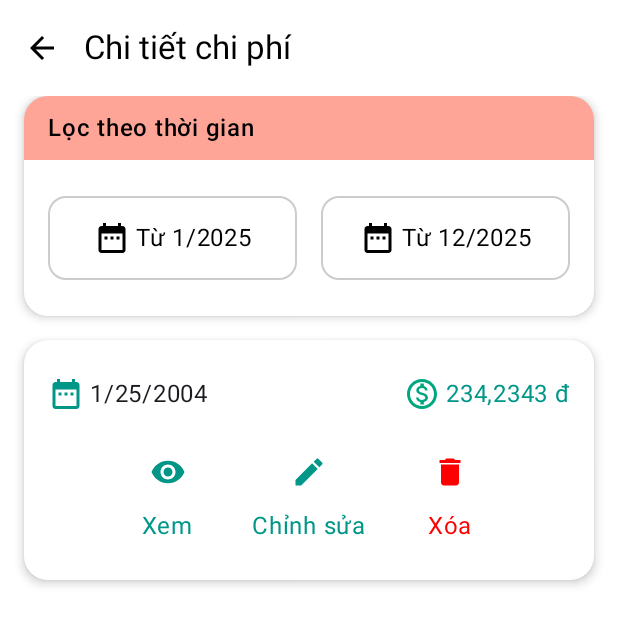
After one commit to minhdan190904/zendo, an Android app built with Jetpack Compose: the composable ExpenseRecordScreen called with empty values, on a phone screen of 412 x 824 dp. The commit adds this screen. Shown: the top 625 px of the screen. Run offline under Robolectric (Android 15) with nearby library versions, the phone set to English and light mode, and no system bars.

Commit message:
completing feature

```diff
--- a/app/src/main/java/com/gig/zendo/domain/repository/HouseRepository.kt
+++ b/app/src/main/java/com/gig/zendo/domain/repository/HouseRepository.kt
@@ -1,5 +1,6 @@
 package com.gig.zendo.domain.repository
 
+import com.gig.zendo.domain.model.ExpenseRecord
 import com.gig.zendo.domain.model.House
 import com.gig.zendo.domain.model.Service
 import com.gig.zendo.domain.model.ServiceRecord
@@ -18,6 +19,9 @@ interface HouseRepository {
         waterService: Service?,
         billingDay: Int?
     ): UiState<House>
+
     suspend fun getServiceRecords(houseId: String): UiState<List<ServiceRecord>>
     suspend fun createServiceRecord(serviceRecord: ServiceRecord): UiState<Unit>
+    suspend fun createExpenseRecord(expenseRecord: ExpenseRecord): UiState<Unit>
+    suspend fun getExpenseRecords(houseId: String): UiState<List<ExpenseRecord>>
 }
--- /dev/null
+++ b/app/src/main/java/com/gig/zendo/ui/presentation/expense/ExpenseRecordScreen.kt
@@ -0,0 +1,320 @@
+package com.gig.zendo.ui.presentation.expense
+
+import android.widget.Space
+import androidx.compose.foundation.background
+import androidx.compose.foundation.border
+import androidx.compose.foundation.clickable
+import androidx.compose.foundation.layout.Arrangement
+import androidx.compose.foundation.layout.Box
+import androidx.compose.foundation.layout.Column
+import androidx.compose.foundation.layout.Row
+import androidx.compose.foundation.layout.Spacer
+import androidx.compose.foundation.layout.fillMaxSize
+import androidx.compose.foundation.layout.fillMaxWidth
+import androidx.compose.foundation.layout.height
+import androidx.compose.foundation.layout.padding
+import androidx.compose.foundation.layout.width
+import androidx.compose.foundation.rememberScrollState
+import androidx.compose.foundation.shape.RoundedCornerShape
+import androidx.compose.foundation.verticalScroll
+import androidx.compose.material.icons.Icons
+import androidx.compose.material.icons.automirrored.filled.ArrowBack
+import androidx.compose.material.icons.filled.DateRange
+import androidx.compose.material.icons.filled.Delete
+import androidx.compose.material.icons.filled.Edit
+import androidx.compose.material3.Card
+import androidx.compose.material3.CardDefaults
+import androidx.compose.material3.ExperimentalMaterial3Api
+import androidx.compose.material3.Icon
+import androidx.compose.material3.IconButton
+import androidx.compose.material3.MaterialTheme
+import androidx.compose.material3.Scaffold
+import androidx.compose.material3.SnackbarHostState
+import androidx.compose.material3.Text
+import androidx.compose.material3.TopAppBar
+import androidx.compose.material3.TopAppBarDefaults
+import androidx.compose.runtime.Composable
+import androidx.compose.runtime.getValue
+import androidx.compose.runtime.mutableIntStateOf
+import androidx.compose.runtime.mutableStateOf
+import androidx.compose.runtime.remember
+import androidx.compose.runtime.setValue
+import androidx.compose.ui.Alignment
+import androidx.compose.ui.Modifier
+import androidx.compose.ui.graphics.Color
+import androidx.compose.ui.res.painterResource
+import androidx.compose.ui.unit.dp
+import androidx.compose.ui.unit.sp
+import androidx.navigation.NavController
+import com.gig.zendo.R
+import com.gig.zendo.domain.model.ExpenseRecord
+import com.gig.zendo.ui.common.CustomMonthYearPicker
+import com.gig.zendo.ui.presentation.home.HouseViewModel
+import com.gig.zendo.ui.theme.DarkGreen
+import com.gig.zendo.utils.getCurrentYear
+
+@OptIn(ExperimentalMaterial3Api::class)
+@Composable
+fun ExpenseRecordScreen(
+    navController: NavController,
+    snackbarHostState: SnackbarHostState,
+    houseId: String,
+    viewModelHouse: HouseViewModel,
+) {
+
+    var showDialogMonthYearPickerStart by remember { mutableStateOf(false) }
+    var showDialogMonthYearPickerEnd by remember { mutableStateOf(false) }
+    var selectedStartMonth by remember { mutableStateOf(1.toString()) }
+    var selectedStartYear by remember { mutableStateOf(getCurrentYear()) }
+    var selectedEndMonth by remember { mutableStateOf(12.toString()) }
+    var selectedEndYear by remember { mutableStateOf(getCurrentYear()) }
+
+    Scaffold(
+        topBar = {
+            TopAppBar(
+                title = { Text("Chi tiết chi phí") },
+                navigationIcon = {
+                    IconButton(onClick = { navController.popBackStack() }) {
+                        Icon(
+                            imageVector = Icons.AutoMirrored.Default.ArrowBack,
+                            contentDescription = "Quay lại",
+                            tint = Color.Black,
+                        )
+                    }
+                },
+                colors = TopAppBarDefaults.topAppBarColors(
+                    containerColor = Color.White,
+                    titleContentColor = Color.Black,
+                )
+            )
+        },
+        containerColor = Color.White
+    ) { innerPadding ->
+        Box(
+            modifier = Modifier
+                .fillMaxSize()
+                .padding(innerPadding)
+                .padding(horizontal = 16.dp)
+                .verticalScroll(rememberScrollState())
+        ) {
+            Column {
+
+                Card(
+                    shape = RoundedCornerShape(16.dp),
+                    elevation = CardDefaults.cardElevation(defaultElevation = 4.dp),
+                    modifier = Modifier
+                        .fillMaxWidth()
+                ) {
+                    Column {
+                        Box(
+                            modifier = Modifier
+                                .fillMaxWidth()
+                                .background(Color(0xFFFFA598))
+                                .padding(vertical = 12.dp, horizontal = 16.dp)
+                        ) {
+                            Text(
+                                text = "Lọc theo thời gian",
+                                style = MaterialTheme.typography.labelSmall.copy(fontSize = 16.sp),
+                                color = Color.Black
+                            )
+                        }
+
+                        Column(
+                            modifier = Modifier
+                                .fillMaxWidth()
+                                .background(Color.White)
+                                .padding(horizontal = 16.dp, vertical = 24.dp),
+                            horizontalAlignment = Alignment.CenterHorizontally,
+                        ) {
+
+                            Row {
+                                Box(
+                                    modifier = Modifier
+                                        .background(Color.White)
+                                        .border(
+                                            width = 1.dp,
+                                            color = Color.LightGray,
+                                            shape = MaterialTheme.shapes.medium
+                                        )
+                                        .clickable(
+                                            interactionSource = remember { androidx.compose.foundation.interaction.MutableInteractionSource() },
+                                            indication = null,
+                                        ) {
+                                            showDialogMonthYearPickerStart = true
+                                        }
+                                        .weight(1f)
+                                ) {
+                                    Row(
+                                        verticalAlignment = Alignment.CenterVertically,
+                                        horizontalArrangement = Arrangement.Center,
+                                        modifier = Modifier
+                                            .padding(16.dp)
+                                            .fillMaxWidth()
+                                    ) {
+                                        Icon(
+                                            imageVector = Icons.Default.DateRange,
+                                            contentDescription = "Chọn tháng bắt đầu",
+                                            tint = Color.Black
+                                        )
+
+                                        Spacer(modifier = Modifier.width(4.dp))
+
+                                        Text(
+                                            text = "Từ ${selectedStartMonth}/${selectedStartYear}",
+                                            style = MaterialTheme.typography.bodyLarge,
+                                            color = Color.Black
+                                        )
+                                    }
+
+                                }
+
+                                Spacer(modifier = Modifier.width(16.dp))
+
+                                Box(
+                                    modifier = Modifier
+                                        .background(Color.White)
+                                        .border(
+                                            width = 1.dp,
+                                            color = Color.LightGray,
+                                            shape = MaterialTheme.shapes.medium
+                                        )
+                                        .clickable(
+                                            interactionSource = remember { androidx.compose.foundation.interaction.MutableInteractionSource() },
+                                            indication = null,
+                                        ) {
+                                            showDialogMonthYearPickerEnd = true
+                                        }
+                                        .weight(1f)
+                                ) {
+                                    Row(
+                                        verticalAlignment = Alignment.CenterVertically,
+                                        horizontalArrangement = Arrangement.Center,
+                                        modifier = Modifier
+                                            .padding(16.dp)
+                                            .fillMaxWidth()
+                                    ) {
+                                        Icon(
+                                            imageVector = Icons.Default.DateRange,
+                                            contentDescription = "Chọn tháng kết thúc",
+                                            tint = Color.Black
+                                        )
+
+                                        Spacer(modifier = Modifier.width(4.dp))
+
+                                        Text(
+                                            text = "Từ ${selectedEndMonth}/${selectedEndYear}",
+                                            style = MaterialTheme.typography.bodyLarge,
+                                            color = Color.Black
+                                        )
+                                    }
+
+                                }
+                            }
+                        }
+                    }
+                }
+
+                Spacer(modifier = Modifier.height(16.dp))
+
+                Card(
+                    shape = RoundedCornerShape(16.dp),
+                    elevation = CardDefaults.cardElevation(defaultElevation = 4.dp),
+                    modifier = Modifier
+                        .fillMaxWidth()
+                ) {
+                    Column(
+                        modifier = Modifier
+                            .fillMaxWidth()
+                            .background(Color.White)
+                            .padding(horizontal = 16.dp, vertical = 24.dp),
+                        horizontalAlignment = Alignment.CenterHorizontally,
+                    ) {
+
+                        Row(
+                            horizontalArrangement = Arrangement.SpaceBetween,
+                            modifier = Modifier.fillMaxWidth()
+                        ) {
+                            Row(verticalAlignment = Alignment.CenterVertically) {
+                                Icon(Icons.Default.DateRange, contentDescription = null, tint = DarkGreen)
+                                Spacer(Modifier.width(4.dp))
+                                Text("1/25/2004", style = MaterialTheme.typography.bodyLarge)
+                            }
+                            Row(verticalAlignment = Alignment.CenterVertically) {
+                                Icon(painterResource(id = R.drawable.ic_money), contentDescription = null, tint = Color(0xFF00A67E))
+                                Spacer(Modifier.width(4.dp))
+                                Text(
+                                    "234,2343 đ",
+                                    color = DarkGreen,
+                                    style = MaterialTheme.typography.bodyLarge
+                                )
+                            }
+                        }
+
+                        Spacer(modifier = Modifier.height(16.dp))
+
+                        Row(
+                            modifier = Modifier.fillMaxWidth(),
+                            horizontalArrangement = Arrangement.spacedBy(32.dp, alignment = Alignment.CenterHorizontally),
+                        ) {
+                            Column(
+                                horizontalAlignment = Alignment.CenterHorizontally,
+                                verticalArrangement = Arrangement.Center
+                            ){
+                                IconButton(onClick = {}) {
+                                    Icon(painter = painterResource(id = R.drawable.ic_eye), contentDescription = "Xem", tint = DarkGreen)
+                                }
+                                Text(text = "Xem", color = DarkGreen)
+                            }
+                            Column(
+                                horizontalAlignment = Alignment.CenterHorizontally,
+                                verticalArrangement = Arrangement.Center
+                            ){
+                                IconButton(onClick = {}) {
+                                    Icon(imageVector = Icons.Default.Edit, contentDescription = "Chỉnh sửa", tint = DarkGreen)
+                                }
+                                Text(text = "Chỉnh sửa", color = DarkGreen)
+                            }
+
+                            Column(
+                                horizontalAlignment = Alignment.CenterHorizontally,
+                                verticalArrangement = Arrangement.Center
+                            ){
+                                IconButton(onClick = {}) {
+                                    Icon(imageVector = Icons.Default.Delete, contentDescription = "Xóa", tint = Color.Red)
+                                }
+                                Text(text = "Xóa", color = Color.Red)
+                            }
+                        }
+                    }
+                }
+            }
+        }
+    }
+
+    if (showDialogMonthYearPickerStart) {
+        CustomMonthYearPicker(
+            onDismiss = { showDialogMonthYearPickerStart = false },
+            onConfirm = { month, year ->
+                selectedStartMonth = month.toString()
+                selectedStartYear = year.toString()
+                showDialogMonthYearPickerStart = false
+            },
+            initialMonth = selectedStartMonth.toInt(),
+            initialYear = selectedStartYear.toInt()
+        )
+    }
+
+    if (showDialogMonthYearPickerEnd) {
+        CustomMonthYearPicker(
+            onDismiss = { showDialogMonthYearPickerEnd = false },
+            onConfirm = { month, year ->
+                selectedEndMonth = month.toString()
+                selectedEndYear = year.toString()
+                showDialogMonthYearPickerEnd = false
+            },
+            initialMonth = selectedEndMonth.toInt(),
+            initialYear = selectedEndYear.toInt()
+        )
+    }
+
+}
--- a/app/src/main/java/com/gig/zendo/ui/presentation/home/HouseScreen.kt
+++ b/app/src/main/java/com/gig/zendo/ui/presentation/home/HouseScreen.kt
@@ -214,7 +214,9 @@ fun HouseScreen(
                                         onExportClick = { /* no-op */ },
                                         onEditClick = {
                                         },
-                                        onExpenseDetailClick = {},
+                                        onExpenseDetailClick = {
+                                            navController.navigate(Screens.ExpenseRecordScreen.route + "/${house.id}")
+                                        },
                                         onAddExpenseClick = {
                                             navController.navigate(Screens.CreateExpenseRecordScreen.route + "/${house.id}")
                                         }
--- a/app/src/main/java/com/gig/zendo/ui/presentation/navigation/Screens.kt
+++ b/app/src/main/java/com/gig/zendo/ui/presentation/navigation/Screens.kt
@@ -19,4 +19,5 @@ sealed class Screens(val route: String) {
     data object InvoiceDetailScreen : Screens(route = "InvoiceDetailScreen")
     data object ServiceRecordScreen : Screens(route = "ServiceRecordScreen")
     data object CreateExpenseRecordScreen : Screens(route = "CreateExpenseRecordScreen")
+    data object ExpenseRecordScreen : Screens(route = "ExpenseRecordScreen")
 }
--- a/app/src/main/java/com/gig/zendo/utils/Extensions.kt
+++ b/app/src/main/java/com/gig/zendo/utils/Extensions.kt
@@ -24,3 +24,7 @@ fun String.toDate(): Date {
 fun getFirstDayOfThisMonth(): String {
     return SimpleDateFormat("01/MM/yyyy", Locale.getDefault()).format(Date())
 }
+
+fun getCurrentYear(): String {
+    return SimpleDateFormat("yyyy", Locale.getDefault()).format(Date())
+}
```
Also changed, not shown: app/src/main/java/com/gig/zendo/data/repository/HouseRepositoryImpl.kt (+26 -0 lines), app/src/main/java/com/gig/zendo/domain/model/ExpenseRecord.kt (+7 -1 lines), app/src/main/java/com/gig/zendo/ui/common/CustomMonthYearPicker.kt (added, +87 -0 lines), app/src/main/java/com/gig/zendo/ui/presentation/expense/CreateExpenseRecordScreen.kt (+50 -2 lines), app/src/main/java/com/gig/zendo/ui/presentation/home/HouseViewModel.kt (+18 -0 lines), app/src/main/java/com/gig/zendo/ui/presentation/navigation/AppNavigation.kt (+17 -0 lines), app/src/main/java/com/gig/zendo/ui/common/CustomDateTimePicker.kt (line endings or trailing spaces).
